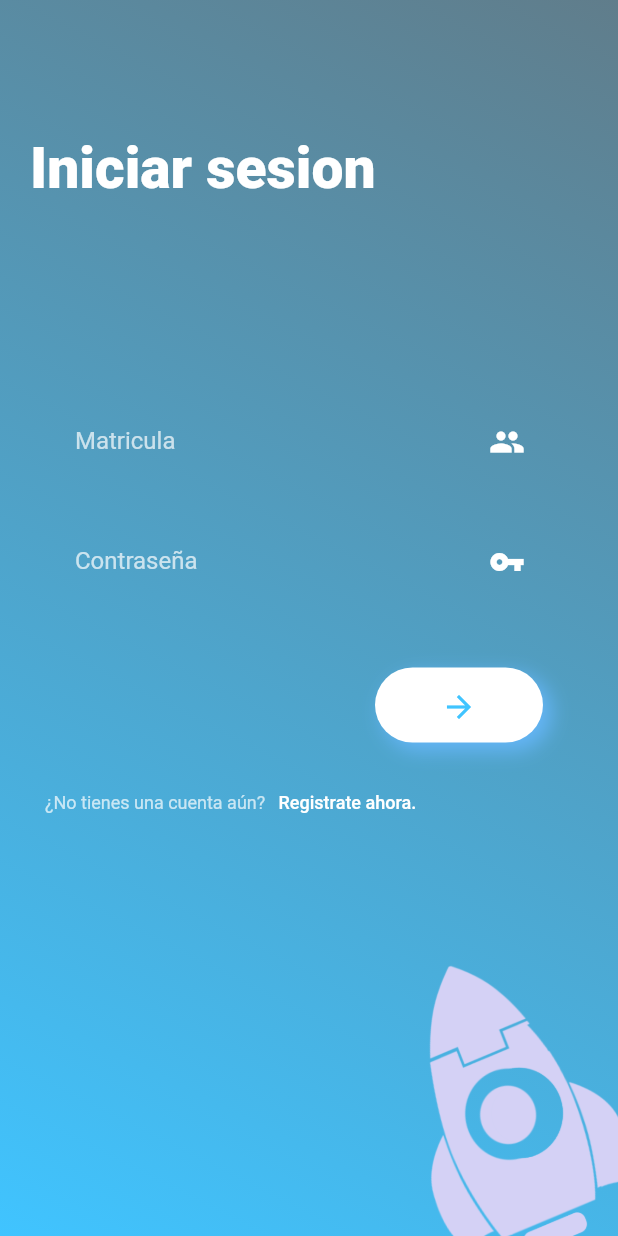
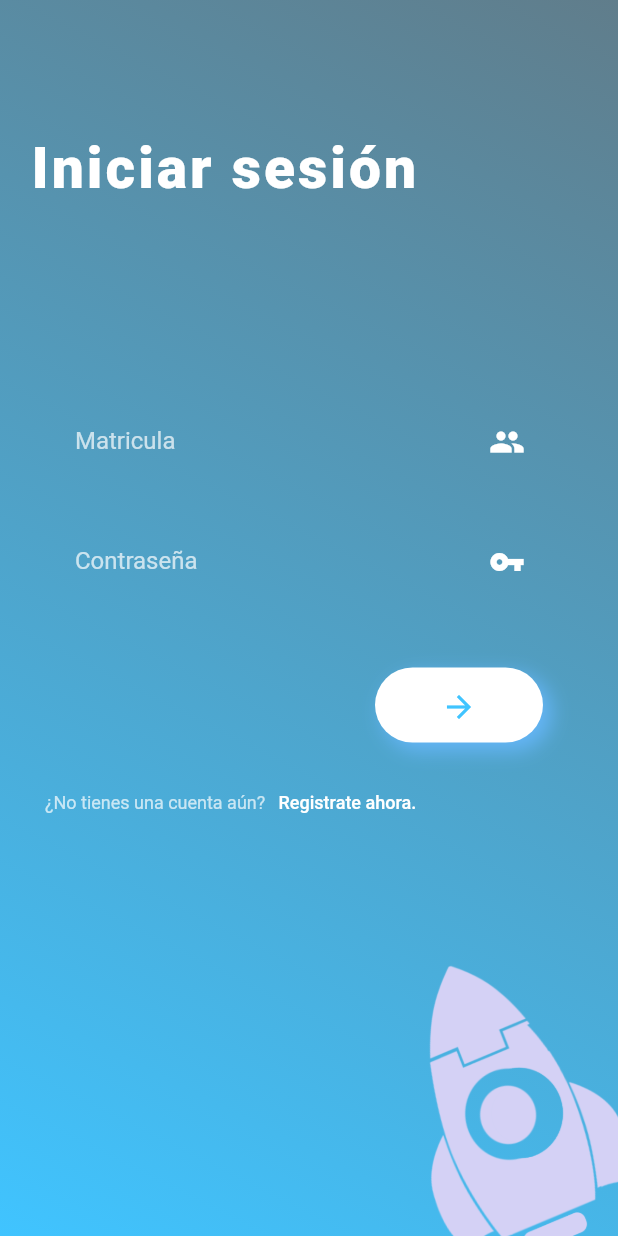
Before and after one commit to Joaquin4562/talent_top, a Flutter app: the screen it shows after launch, on a phone screen of 412 x 824 dp. Run offline on Flutter 3.47's test engine with Material 2 defaults, Android fonts, the phone set to English and light mode, and no system bars.

Commit message:
correcion de ortografia

```diff
--- a/lib/widgets/userOld.dart
+++ b/lib/widgets/userOld.dart
@@ -26,7 +26,7 @@ class UserOld extends StatelessWidget {
                     MaterialPageRoute(builder: (context) => LoginPage()));
               },
               child: Text(
-                'Sing in',
+                'Inicia sesión',
                 style: TextStyle(
                   fontSize: 12,
                   color: Colors.white,
--- a/lib/widgets/widgets_login/headerText.dart
+++ b/lib/widgets/widgets_login/headerText.dart
@@ -13,8 +13,9 @@ class _VerticalTextState extends State<HeaderText> {
       child: RotatedBox(
           quarterTurns: 0,
           child: Text(
-            'Iniciar sesion',
+            'Iniciar sesión',
             style: TextStyle(
+              letterSpacing: 2,
               color: Colors.white,
               fontSize: 38,
               fontWeight: FontWeight.w900,
```
